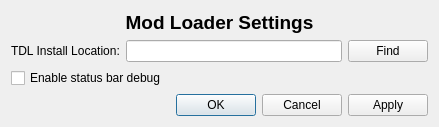
Before: the Qt Designer form modloader_qt/settings.ui in jpeg/TDL-Mod-Loader, drawn with Qt 5.
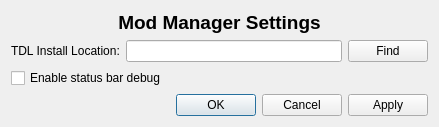
After: the same form once the commit is applied.

Commit message: Rebranded as "Jackal Mod Manager"

What changed in the file:
```diff
--- a/modloader_qt/settings.ui
+++ b/modloader_qt/settings.ui
@@ -24,7 +24,7 @@
       </font>
      </property>
      <property name="text">
-      <string>Mod Loader Settings</string>
+      <string>Mod Manager Settings</string>
      </property>
      <property name="alignment">
       <set>Qt::AlignCenter</set>
```
The commit also changes 18 other files.
